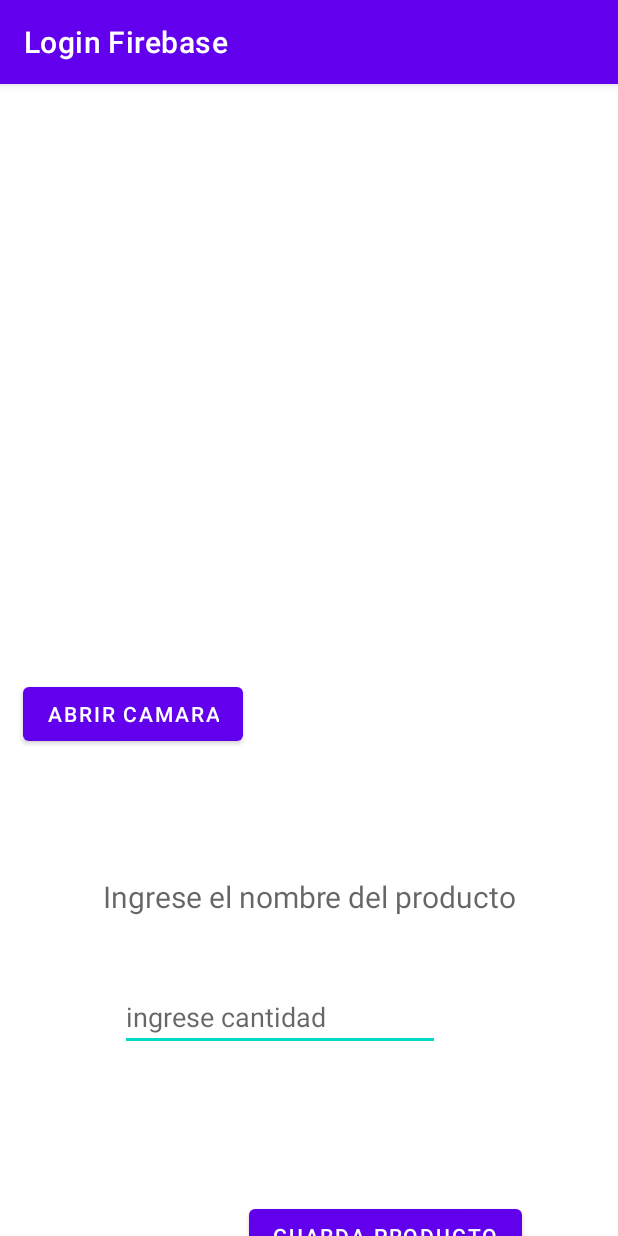
After one commit to SuaArraY/Autentificacion_kotlin_firebase, an Android app: the camara2 screen opened directly, with no data from a screen before it, on a phone screen of 412 x 824 dp. The commit adds this screen. Run offline under Robolectric (Android 15) with nearby library versions, the phone set to English and light mode, and no system bars; our stand-ins replace Firebase (no records; nobody signed in at launch, a user with empty details on screens opened directly).

Commit message:
guardar la imagen y los datos en la base de datos

```diff
--- a/Autetificacion/app/src/main/java/com/example/loginfirebase/MainActivity2.kt
+++ b/Autetificacion/app/src/main/java/com/example/loginfirebase/MainActivity2.kt
@@ -33,7 +33,12 @@ class MainActivity2 : AppCompatActivity() {
 
         val btnCamara : Button = findViewById(R.id.btnCamara)
         val btnBaseDatos : Button = findViewById(R.id.btnCrearBaseDatos)
+        val btnCamra2 = findViewById<Button>(R.id.btnCamara2)
 
+        btnCamra2.setOnClickListener(){
+            val i = Intent(this, camara2::class.java)
+            startActivity(i)
+        }
 
         btnBaseDatos.setOnClickListener(){
             crearBaseDeDatos()
--- /dev/null
+++ b/Autetificacion/app/src/main/java/com/example/loginfirebase/camara2.kt
@@ -0,0 +1,101 @@
+package com.example.loginfirebase
+
+import android.annotation.SuppressLint
+import android.content.Intent
+import android.graphics.Bitmap
+import android.graphics.drawable.BitmapDrawable
+import androidx.appcompat.app.AppCompatActivity
+import android.os.Bundle
+import android.provider.MediaStore
+import android.util.Log
+import android.widget.Button
+import android.widget.ImageView
+import android.widget.TextView
+import android.widget.Toast
+import com.google.firebase.database.DatabaseReference
+import com.google.firebase.database.FirebaseDatabase
+import java.io.ByteArrayOutputStream
+
+class camara2 : AppCompatActivity() {
+
+    private val REQUEST_IMAGE_CAPTURE = 1
+    private lateinit var photoView: ImageView
+
+    private lateinit var database: FirebaseDatabase
+    private lateinit var databaseRef: DatabaseReference
+
+    override fun onCreate(savedInstanceState: Bundle?) {
+        super.onCreate(savedInstanceState)
+        setContentView(R.layout.activity_camara2)
+
+        // Obtener referencia al ImageView
+        photoView = findViewById(R.id.imgCamara2)
+
+        database = FirebaseDatabase.getInstance()
+        databaseRef = database.reference
+
+        val btnGuardar : Button = findViewById(R.id.buttGuardar)
+        val txtNombreProducto: TextView = findViewById(R.id.txtNombreProducto)
+        val txtCantidad : TextView = findViewById(R.id.txtCantidadProducto)
+       // val imgCamara2: ImageView = findViewById(R.id.imgCamara2)
+
+
+        // Configurar el botón de la cámara
+        val cameraButton: Button = findViewById(R.id.buutAbrir)
+        cameraButton.setOnClickListener { dispatchTakePictureIntent() }
+
+        btnGuardar.setOnClickListener(){
+            val nombreProducto = txtNombreProducto.text.toString()
+            val stock = txtCantidad.text.toString()
+            val image = (photoView.drawable as BitmapDrawable).bitmap
+
+            // Convertir la imagen en un array de bytes
+            val baos = ByteArrayOutputStream()
+            image.compress(Bitmap.CompressFormat.PNG, 100, baos)
+            val data = baos.toByteArray()
+
+            // Crear un nuevo objeto de datos para guardar en la base de datos
+            val newData = Data(nombreProducto, stock, data)
+
+            // Agregar los datos a la base de datos
+            databaseRef.child("productos").push().setValue(newData)
+                .addOnSuccessListener {
+                    Toast.makeText(this, "Datos guardados correctamente", Toast.LENGTH_SHORT).show()
+                }
+                .addOnFailureListener {
+                    Log.e("Firebase", "Error al guardar datos: ${it.message}")
+                    Toast.makeText(this, "Error al guardar datos", Toast.LENGTH_SHORT).show()
+                }
+        }
+
+    }
+    data class Data(val nombreProducto: String = "", val stock: String = "", val image: ByteArray? = null)
+
+
+
+    @SuppressLint("QueryPermissionsNeeded")
+    private fun dispatchTakePictureIntent() {
+        val takePictureIntent = Intent(MediaStore.ACTION_IMAGE_CAPTURE)
+
+        // Verificar que haya una aplicación de cámara disponible
+        if (takePictureIntent.resolveActivity(packageManager) != null) {
+            startActivityForResult(takePictureIntent, REQUEST_IMAGE_CAPTURE)
+        }
+
+    }
+
+    @Deprecated("Deprecated in Java")
+    override fun onActivityResult(requestCode: Int, resultCode: Int, data: Intent?) {
+        super.onActivityResult(requestCode, resultCode, data)
+
+        // Verificar si se tomó una foto
+        if (requestCode == REQUEST_IMAGE_CAPTURE && resultCode == RESULT_OK) {
+            // Obtener la imagen tomada
+            val imageBitmap = data?.extras?.get("data") as Bitmap
+
+            // Mostrar la imagen en el ImageView
+            photoView.setImageBitmap(imageBitmap)
+        }
+    }
+
+}
--- /dev/null
+++ b/Autetificacion/app/src/main/res/layout/activity_camara2.xml
@@ -0,0 +1,64 @@
+<?xml version="1.0" encoding="utf-8"?>
+<androidx.constraintlayout.widget.ConstraintLayout xmlns:android="http://schemas.android.com/apk/res/android"
+    xmlns:app="http://schemas.android.com/apk/res-auto"
+    xmlns:tools="http://schemas.android.com/tools"
+    android:layout_width="match_parent"
+    android:layout_height="match_parent"
+    tools:context=".camara2">
+
+    <ImageView
+        android:id="@+id/imgCamara2"
+        android:layout_width="519dp"
+        android:layout_height="354dp"
+        android:layout_marginTop="16dp"
+        app:layout_constraintEnd_toEndOf="parent"
+        app:layout_constraintStart_toStartOf="parent"
+        app:layout_constraintTop_toTopOf="parent"
+        tools:srcCompat="@drawable/ic_launcher_foreground" />
+
+    <Button
+        android:id="@+id/buutAbrir"
+        android:layout_width="wrap_content"
+        android:layout_height="wrap_content"
+        android:layout_marginTop="396dp"
+        android:text="abrir camara"
+        app:layout_constraintEnd_toEndOf="parent"
+        app:layout_constraintHorizontal_bias="0.057"
+        app:layout_constraintStart_toStartOf="parent"
+        app:layout_constraintTop_toTopOf="parent" />
+
+    <Button
+        android:id="@+id/buttGuardar"
+        android:layout_width="wrap_content"
+        android:layout_height="wrap_content"
+        android:layout_marginTop="744dp"
+        android:text="Guarda Producto"
+        app:layout_constraintEnd_toEndOf="parent"
+        app:layout_constraintHorizontal_bias="0.059"
+        app:layout_constraintStart_toEndOf="@+id/buutAbrir"
+        app:layout_constraintTop_toTopOf="parent" />
+
+    <TextView
+        android:id="@+id/txtNombreProducto"
+        android:layout_width="wrap_content"
+        android:layout_height="wrap_content"
+        android:layout_marginTop="84dp"
+        android:hint="Ingrese el nombre del producto"
+        android:textSize="20sp"
+        app:layout_constraintEnd_toEndOf="parent"
+        app:layout_constraintStart_toStartOf="parent"
+        app:layout_constraintTop_toBottomOf="@+id/buutAbrir" />
+
+    <EditText
+        android:id="@+id/txtCantidadProducto"
+        android:layout_width="wrap_content"
+        android:layout_height="wrap_content"
+        android:layout_marginTop="44dp"
+        android:ems="10"
+        android:hint="ingrese cantidad"
+        android:inputType="number"
+        app:layout_constraintEnd_toEndOf="parent"
+        app:layout_constraintHorizontal_bias="0.404"
+        app:layout_constraintStart_toStartOf="parent"
+        app:layout_constraintTop_toBottomOf="@+id/txtNombreProducto" />
+</androidx.constraintlayout.widget.ConstraintLayout>
```
Also changed, not shown: Autetificacion/app/src/main/AndroidManifest.xml (+7 -0 lines), Autetificacion/app/src/main/res/layout/activity_main2.xml (+11 -0 lines).
